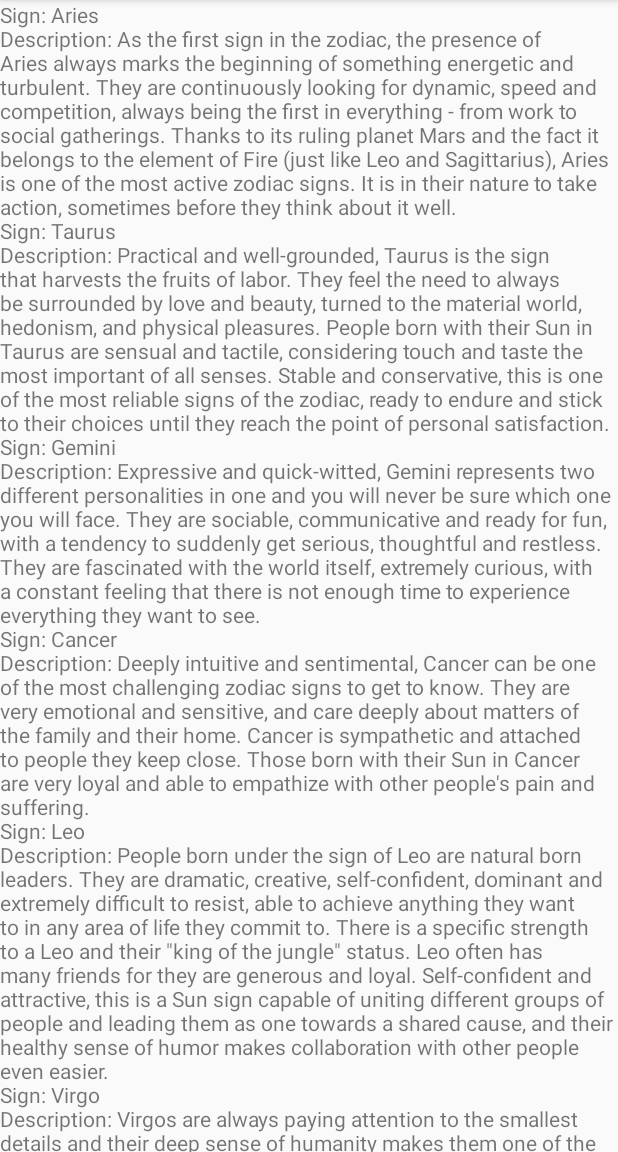
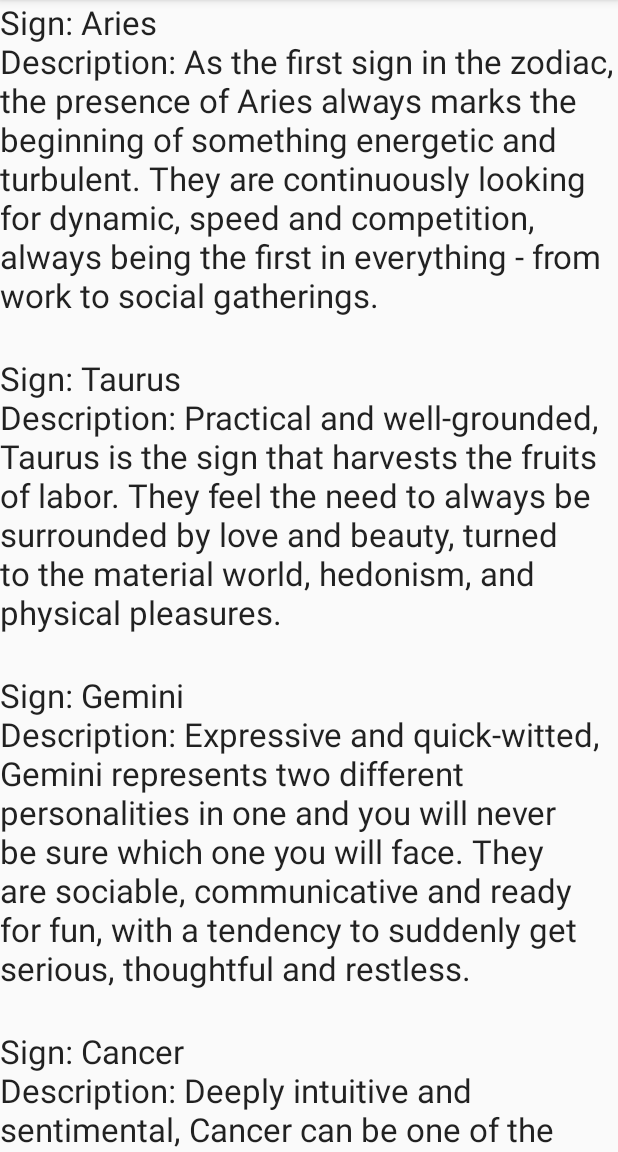
Before and after one commit to ailoaeicristina/HoroscopeApp, an Android app: the ZodiacActivity screen opened directly, with no data from a screen before it, on a phone screen of 412 x 824 dp, the part 84-1236 px from its top. Run offline under Robolectric (Android 15) with nearby library versions, the phone set to English and light mode, and no system bars.

Commit message:
Display zodiac signs using RecyclerView

```diff
--- a/app/src/main/java/com/example/myhoroscope/Activities/HomeActivity.java
+++ b/app/src/main/java/com/example/myhoroscope/Activities/HomeActivity.java
@@ -9,7 +9,6 @@ import android.support.v7.app.AppCompatActivity;
 import android.os.Bundle;
 import android.view.MenuItem;
 
-import com.example.myhoroscope.DatabaseHelper;
 import com.example.myhoroscope.R;
 
 public class HomeActivity extends AppCompatActivity implements NavigationView.OnNavigationItemSelectedListener{
--- a/app/src/main/java/com/example/myhoroscope/Activities/QuoteActivity.java
+++ b/app/src/main/java/com/example/myhoroscope/Activities/QuoteActivity.java
@@ -4,9 +4,9 @@ import android.support.v7.app.AppCompatActivity;
 import android.os.Bundle;
 import android.widget.TextView;
 
-import com.example.myhoroscope.JsonPlaceHolderApi;
-import com.example.myhoroscope.NetworkClient;
-import com.example.myhoroscope.WResponse;
+import com.example.myhoroscope.Models.JsonPlaceHolderApi;
+import com.example.myhoroscope.Models.NetworkClient;
+import com.example.myhoroscope.Models.WResponse;
 import com.example.myhoroscope.R;
 
 import retrofit2.Call;
--- a/app/src/main/java/com/example/myhoroscope/Activities/ZodiacActivity.java
+++ b/app/src/main/java/com/example/myhoroscope/Activities/ZodiacActivity.java
@@ -1,17 +1,14 @@
 package com.example.myhoroscope.Activities;
 
-import android.database.Cursor;
 import android.support.v7.app.AppCompatActivity;
 import android.os.Bundle;
-import android.widget.Adapter;
-import android.widget.ArrayAdapter;
-import android.widget.ListAdapter;
-import android.widget.ListView;
-import android.widget.TextView;
+import android.support.v7.widget.LinearLayoutManager;
+import android.support.v7.widget.RecyclerView;
 
-import com.example.myhoroscope.DatabaseHelper;
+import com.example.myhoroscope.Adapters.Adapter;
+import com.example.myhoroscope.Helpers.DatabaseHelper;
 import com.example.myhoroscope.R;
-import com.example.myhoroscope.ZodiacSign;
+import com.example.myhoroscope.Models.ZodiacSign;
 
 import java.util.ArrayList;
 import java.util.List;
@@ -19,8 +16,8 @@ import java.util.List;
 public class ZodiacActivity extends AppCompatActivity {
 
 
-    TextView textView;
-    String text = "";
+    RecyclerView recyclerView;
+    ArrayList<String> text;
 
 
     @Override
@@ -28,61 +25,47 @@ public class ZodiacActivity extends AppCompatActivity {
         super.onCreate(savedInstanceState);
         setContentView(R.layout.activity_zodiac);
 
-        textView = (TextView) findViewById(R.id.zodiacTextView);
+        text = new ArrayList<>();
+
+        recyclerView = findViewById(R.id.zodiacRecyclerView);
+        recyclerView.setLayoutManager(new LinearLayoutManager(this));
+        recyclerView.setAdapter(new Adapter(this, text));
 
         DatabaseHelper db = new DatabaseHelper(this);
 
         String ariesDescription = "As the first sign in the zodiac, the presence of Aries always marks the beginning of something energetic and turbulent. " +
-                "They are continuously looking for dynamic, speed and competition, always being the first in everything - from work to social gatherings." +
-                " Thanks to its ruling planet Mars and the fact it belongs to the element of Fire (just like Leo and Sagittarius), Aries is one of the" +
-                " most active zodiac signs. It is in their nature to take action, sometimes before they think about it well.";
+                "They are continuously looking for dynamic, speed and competition, always being the first in everything - from work to social gatherings.";
 
         String taurusDescription = "Practical and well-grounded, Taurus is the sign that harvests the fruits of labor. They feel the need to always be " +
-                "surrounded by love and beauty, turned to the material world, hedonism, and physical pleasures. People born with their Sun in Taurus are sensual" +
-                " and tactile, considering touch and taste the most important of all senses. Stable and conservative, this is one of the most reliable signs of the zodiac," +
-                " ready to endure and stick to their choices until they reach the point of personal satisfaction.";
+                "surrounded by love and beauty, turned to the material world, hedonism, and physical pleasures.";
 
         String geminiDescription = "Expressive and quick-witted, Gemini represents two different personalities in one and you will never be sure which one you will face." +
-                " They are sociable, communicative and ready for fun, with a tendency to suddenly get serious, thoughtful and restless. They are fascinated with the world itself, " +
-                "extremely curious, with a constant feeling that there is not enough time to experience everything they want to see.";
+                " They are sociable, communicative and ready for fun, with a tendency to suddenly get serious, thoughtful and restless.";
 
         String cancerDescription = "Deeply intuitive and sentimental, Cancer can be one of the most challenging zodiac signs to get to know. They are very emotional and sensitive, " +
-                "and care deeply about matters of the family and their home. Cancer is sympathetic and attached to people they keep close. Those born with their Sun in Cancer " +
-                "are very loyal and able to empathize with other people's pain and suffering.";
+                "and care deeply about matters of the family and their home. Cancer is sympathetic and attached to people they keep close.";
 
         String leoDescription = "People born under the sign of Leo are natural born leaders. They are dramatic, creative, self-confident, dominant and extremely difficult to resist," +
-                " able to achieve anything they want to in any area of life they commit to. There is a specific strength to a Leo and their \"king of the jungle\" status." +
-                " Leo often has many friends for they are generous and loyal. Self-confident and attractive, this is a Sun sign capable of uniting different groups of people" +
-                " and leading them as one towards a shared cause, and their healthy sense of humor makes collaboration with other people even easier.";
+                " able to achieve anything they want to in any area of life they commit to. There is a specific strength to a Leo and their \"king of the jungle\" status.";
 
         String virgoDescription = "Virgos are always paying attention to the smallest details and their deep sense of humanity makes them one of the most careful signs of the zodiac. " +
-                "Their methodical approach to life ensures that nothing is left to chance, and although they are often tender, their heart might be closed for the outer world." +
-                " This is a sign often misunderstood, not because they lack the ability to express, but because they won’t accept their feelings as valid, true, or even relevant when opposed to reason." +
-                " The symbolism behind the name speaks well of their nature, born with a feeling they are experiencing everything for the first time.";
+                "Their methodical approach to life ensures that nothing is left to chance, and although they are often tender, their heart might be closed for the outer world.";
 
         String libraDescription = "People born under the sign of Libra are peaceful, fair, and they hate being alone. Partnership is very important for them, as their mirror and someone" +
-                " giving them the ability to be the mirror themselves. These individuals are fascinated by balance and symmetry, they are in a constant chase for justice and equality," +
-                " realizing through life that the only thing that should be truly important to themselves in their own inner core of personality. This is someone ready to do nearly" +
-                " anything to avoid conflict, keeping the peace whenever possible";
+                " giving them the ability to be the mirror themselves. These individuals are fascinated by balance and symmetry, they are in a constant chase for justice and equality.";
 
         String scorpioDescription = "Scorpio-born are passionate and assertive people. They are determined and decisive, and will research until they find out the truth. Scorpio is a great leader," +
-                " always aware of the situation and also features prominently in resourcefulness. Scorpio is a Water sign and lives to experience and express emotions. " +
-                "Although emotions are very important for Scorpio, they manifest them differently than other water signs. In any case, you can be sure that the Scorpio will keep your secrets," +
-                " whatever they may be.";
+                " always aware of the situation and also features prominently in resourcefulness. Scorpio is a Water sign and lives to experience and express emotions.";
 
         String sagittariusDescription = "Curious and energetic, Sagittarius is one of the biggest travelers among all zodiac signs. Their open mind and philosophical view motivates them " +
-                "to wander around the world in search of the meaning of life. Sagittarius is extrovert, optimistic and enthusiastic, and likes changes. Sagittarius-born are able " +
-                "to transform their thoughts into concrete actions and they will do anything to achieve their goals.";
+                "to wander around the world in search of the meaning of life. Sagittarius is extrovert, optimistic and enthusiastic, and likes changes.";
 
         String capricornDescription = "Capricorn is a sign that represents time and responsibility, and its representatives are traditional and often very serious by nature. " +
                 "These individuals possess an inner state of independence that enables significant progress both in their personal and professional lives. They are masters of self-control" +
-                " and have the ability to lead the way, make solid and realistic plans, and manage many people who work for them at any time. They will learn from their mistakes " +
-                "and get to the top based solely on their experience and expertise.";
+                " and have the ability to lead the way, make solid and realistic plans, and manage many people who work for them at any time.";
 
         String aquariusDescription = "Aquarius-born are shy and quiet , but on the other hand they can be eccentric and energetic. However, in both cases, they are deep thinkers and" +
-                " highly intellectual people who love helping others. They are able to see without prejudice, on both sides, which makes them people who can easily solve problems." +
-                " Although they can easily adapt to the energy that surrounds them, Aquarius-born have a deep need to be some time alone and away from everything, in order to restore power. " +
-                "People born under the Aquarius sign, look at the world as a place full of possibilities.";
+                " highly intellectual people who love helping others. They are able to see without prejudice, on both sides, which makes them people who can easily solve problems.";
 
         String piscesDescription = "Pisces are very friendly, so they often find themselves in a company of very different people. Pisces are selfless, they are always willing to help others," +
                 " without hoping to get anything back. Pisces is a Water sign and as such this zodiac sign is characterized by empathy and expressed emotional capacity.";
@@ -104,10 +87,8 @@ public class ZodiacActivity extends AppCompatActivity {
 
         for(ZodiacSign zs : zodiacSigns) {
             String log = "Sign: " + zs.getSign() + "\n" + "Description: " + zs.getDescription() + "\n";
-            text = text + log;
+            text.add(log);
         }
-
-        textView.setText(text);
 
     }
 
--- /dev/null
+++ b/app/src/main/java/com/example/myhoroscope/Adapters/Adapter.java
@@ -0,0 +1,54 @@
+package com.example.myhoroscope.Adapters;
+
+import android.content.Context;
+import android.support.annotation.NonNull;
+import android.support.v7.widget.RecyclerView;
+import android.view.LayoutInflater;
+import android.view.View;
+import android.view.ViewGroup;
+import android.widget.TextView;
+
+import com.example.myhoroscope.R;
+
+import java.lang.reflect.Array;
+import java.util.ArrayList;
+
+public class Adapter extends RecyclerView.Adapter<RecyclerView.ViewHolder> {
+
+    Context context;
+    ArrayList<String> items;
+
+    public Adapter(Context context, ArrayList<String> items) {
+        this.context = context;
+        this.items = items;
+    }
+
+    @NonNull
+    @Override
+    public RecyclerView.ViewHolder onCreateViewHolder(@NonNull ViewGroup viewGroup, int i) {
+
+        LayoutInflater inflater = LayoutInflater.from(context);
+        View row = inflater.inflate(R.layout.item_layout, viewGroup, false);
+        Item item = new Item(row);
+        return item;
+    }
+
+    @Override
+    public void onBindViewHolder(@NonNull RecyclerView.ViewHolder viewHolder, int i) {
+        ((Item)viewHolder).textView.setText(items.get(i));
+
+    }
+
+    @Override
+    public int getItemCount() {
+        return items.size();
+    }
+
+    public class Item extends RecyclerView.ViewHolder {
+        TextView textView;
+        public Item(View itemView) {
+            super(itemView);
+            textView = itemView.findViewById(R.id.item);
+        }
+    }
+}
--- a/app/src/main/java/com/example/myhoroscope/DatabaseHelper.java
+++ b/app/src/main/java/com/example/myhoroscope/Helpers/DatabaseHelper.java
@@ -1,10 +1,12 @@
-package com.example.myhoroscope;
+package com.example.myhoroscope.Helpers;
 
 import android.content.ContentValues;
 import android.content.Context;
 import android.database.Cursor;
 import android.database.sqlite.SQLiteDatabase;
 import android.database.sqlite.SQLiteOpenHelper;
+
+import com.example.myhoroscope.Models.ZodiacSign;
 
 import java.util.ArrayList;
 import java.util.List;
--- a/app/src/main/java/com/example/myhoroscope/Contents.java
+++ b/app/src/main/java/com/example/myhoroscope/Models/Contents.java
@@ -1,5 +1,6 @@
-package com.example.myhoroscope;
+package com.example.myhoroscope.Models;
 
+import com.example.myhoroscope.Models.Quotes;
 import com.google.gson.annotations.Expose;
 import com.google.gson.annotations.SerializedName;
 
--- a/app/src/main/java/com/example/myhoroscope/JsonPlaceHolderApi.java
+++ b/app/src/main/java/com/example/myhoroscope/Models/JsonPlaceHolderApi.java
@@ -1,4 +1,4 @@
-package com.example.myhoroscope;
+package com.example.myhoroscope.Models;
 
 import retrofit2.Call;
 import retrofit2.http.GET;
--- a/app/src/main/java/com/example/myhoroscope/NetworkClient.java
+++ b/app/src/main/java/com/example/myhoroscope/Models/NetworkClient.java
@@ -1,4 +1,4 @@
-package com.example.myhoroscope;
+package com.example.myhoroscope.Models;
 
 import retrofit2.Retrofit;
 import retrofit2.converter.gson.GsonConverterFactory;
--- a/app/src/main/java/com/example/myhoroscope/Quotes.java
+++ b/app/src/main/java/com/example/myhoroscope/Models/Quotes.java
@@ -1,4 +1,4 @@
-package com.example.myhoroscope;
+package com.example.myhoroscope.Models;
 
 import com.google.gson.annotations.Expose;
 import com.google.gson.annotations.SerializedName;
--- a/app/src/main/java/com/example/myhoroscope/WResponse.java
+++ b/app/src/main/java/com/example/myhoroscope/Models/WResponse.java
@@ -1,4 +1,4 @@
-package com.example.myhoroscope;
+package com.example.myhoroscope.Models;
 
 import com.google.gson.annotations.Expose;
 import com.google.gson.annotations.SerializedName;
--- a/app/src/main/java/com/example/myhoroscope/ZodiacSign.java
+++ b/app/src/main/java/com/example/myhoroscope/Models/ZodiacSign.java
@@ -1,4 +1,4 @@
-package com.example.myhoroscope;
+package com.example.myhoroscope.Models;
 
 public class ZodiacSign {
 
--- a/app/src/main/res/layout/activity_zodiac.xml
+++ b/app/src/main/res/layout/activity_zodiac.xml
@@ -7,12 +7,12 @@
     android:layout_height="match_parent"
     tools:context=".Activities.ZodiacActivity">
 
-    <TextView
-        android:id="@+id/zodiacTextView"
+    <android.support.v7.widget.RecyclerView
+        android:id="@+id/zodiacRecyclerView"
         android:layout_width="match_parent"
         android:layout_height="match_parent"
         android:layout_centerHorizontal="true"
         android:layout_centerVertical="true">
-    </TextView>
+    </android.support.v7.widget.RecyclerView>
 
 </RelativeLayout>
--- /dev/null
+++ b/app/src/main/res/layout/item_layout.xml
@@ -0,0 +1,14 @@
+<?xml version="1.0" encoding="utf-8"?>
+<LinearLayout
+    xmlns:android="http://schemas.android.com/apk/res/android"
+    android:layout_width="match_parent"
+    android:layout_height="wrap_content"
+    android:orientation="vertical">
+
+    <TextView
+        android:id="@+id/item"
+        android:textAppearance="@android:style/TextAppearance.Large"
+        android:layout_width="match_parent"
+        android:layout_height="wrap_content" />
+
+</LinearLayout>
```
